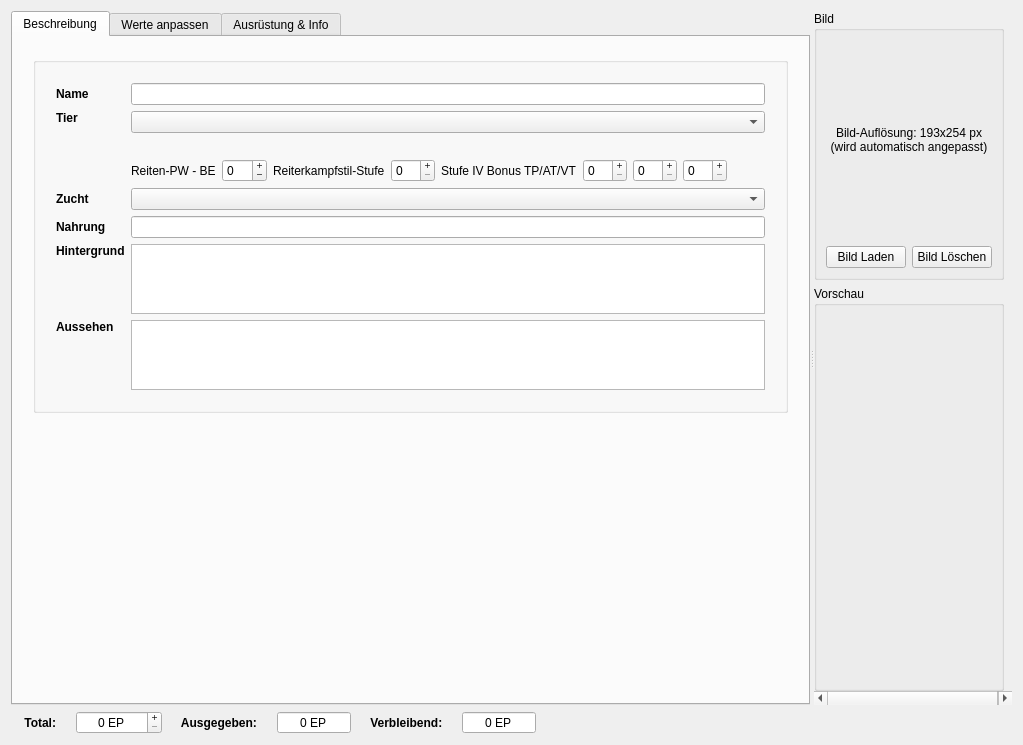
Above: src/Sephrasto/Plugins/Tierbegleiter/UI/TierbegleiterMain.ui from brzGatsu/Taverne before the change. Below: the same form after it.
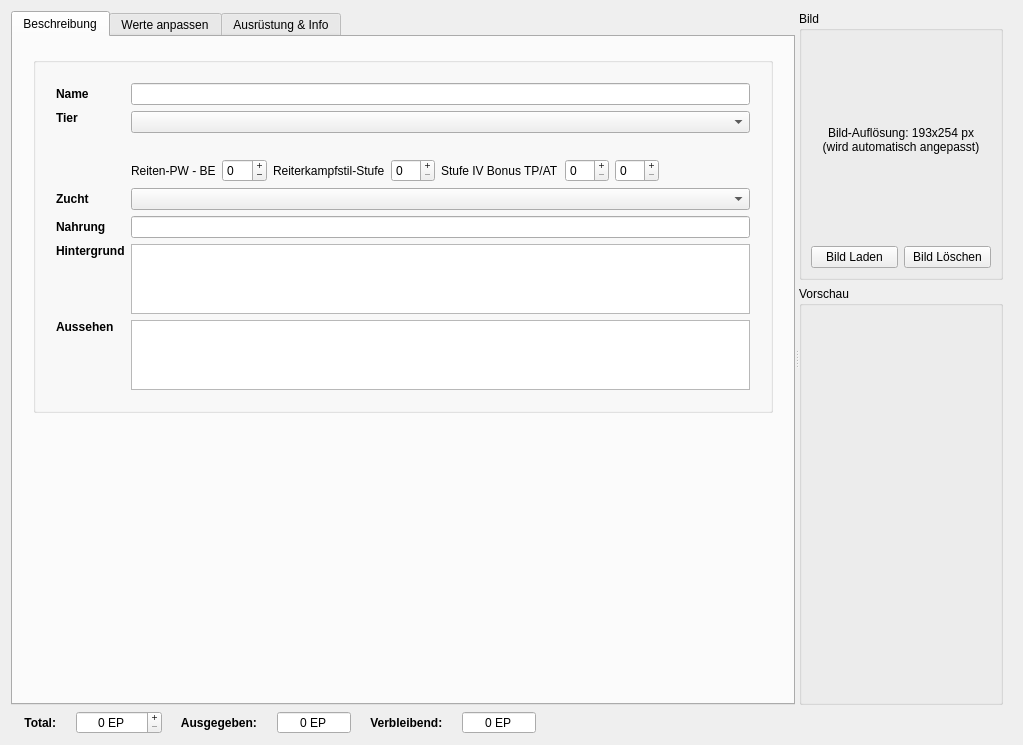
That is the form after the change.

Commit message: Tierbegleiter plugin rule updates

What changed in the file:
```diff
--- a/src/Sephrasto/Plugins/Tierbegleiter/UI/TierbegleiterMain.ui
+++ b/src/Sephrasto/Plugins/Tierbegleiter/UI/TierbegleiterMain.ui
@@ -194,7 +194,7 @@
                    <item>
                     <widget class="QLabel" name="label_30">
                      <property name="text">
-                      <string>Stufe IV Bonus TP/AT/VT</string>
+                      <string>Stufe IV Bonus TP/AT</string>
                      </property>
                     </widget>
                    </item>
@@ -224,19 +224,6 @@
                      </property>
                     </widget>
                    </item>
-                   <item>
-                    <widget class="QSpinBox" name="sbRK4VT">
-                     <property name="minimumSize">
-                      <size>
-                       <width>44</width>
-                       <height>0</height>
-                      </size>
-                     </property>
-                     <property name="buttonSymbols">
-                      <enum>QAbstractSpinBox::ButtonSymbols::PlusMinus</enum>
-                     </property>
-                    </widget>
-                   </item>
                   </layout>
                  </widget>
                 </item>
@@ -1646,8 +1633,8 @@
         <rect>
          <x>0</x>
          <y>0</y>
-         <width>200</width>
-         <height>454</height>
+         <width>185</width>
+         <height>425</height>
         </rect>
        </property>
        <layout class="QVBoxLayout" name="verticalLayout_13">
```
Left out of the diff: 8 changed lines with no effect on the pictures. The commit also changes 9 other files.
